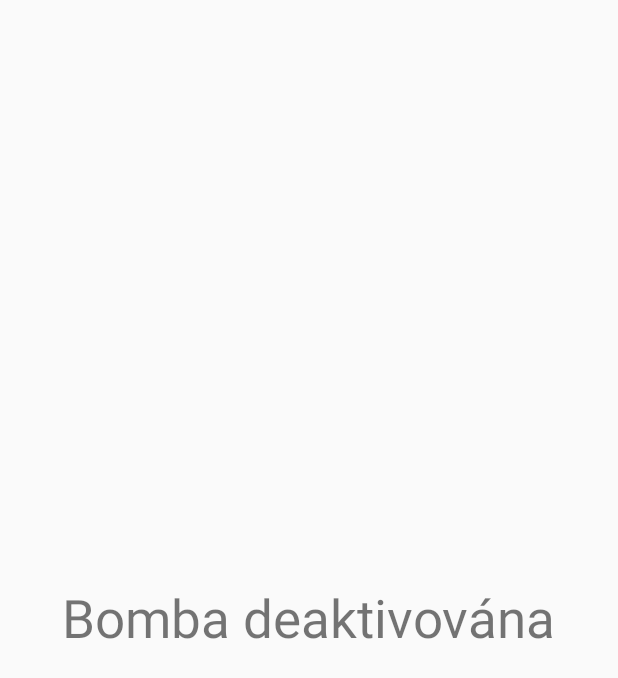
After one commit to tomskra/napskaut-bomb, an Android app: the SuccessActivity screen opened directly, with no data from a screen before it, on a phone screen of 412 x 824 dp. The commit adds this screen. Shown: the top 678 px of the screen. Run offline under Robolectric (Android 15) with nearby library versions, the phone set to English and light mode, and no system bars.

Commit message:
success & explosion

```diff
--- a/app/build.gradle
+++ b/app/build.gradle
@@ -8,7 +8,7 @@ android {
         applicationId "com.tomskra.bomb"
         minSdkVersion 15
         targetSdkVersion 24
-        versionCode 2
+        versionCode 3
         versionName "1.0"
     }
     buildTypes {
@@ -22,4 +22,5 @@ android {
 dependencies {
     compile fileTree(dir: 'libs', include: ['*.jar'])
     compile 'com.android.support:appcompat-v7:24.0.0'
+    compile 'pl.droidsonroids.gif:android-gif-drawable:1.1.17'
 }
--- /dev/null
+++ b/app/src/main/java/com/tomskra/bomb/SuccessActivity.java
@@ -0,0 +1,13 @@
+package com.tomskra.bomb;
+
+import android.support.v7.app.AppCompatActivity;
+import android.os.Bundle;
+
+public class SuccessActivity extends AppCompatActivity {
+
+    @Override
+    protected void onCreate(Bundle savedInstanceState) {
+        super.onCreate(savedInstanceState);
+        setContentView(R.layout.activity_success);
+    }
+}
--- a/app/src/main/res/layout/activity_main.xml
+++ b/app/src/main/res/layout/activity_main.xml
@@ -8,6 +8,7 @@
     <TextView android:layout_width="wrap_content"
         android:layout_height="wrap_content"
         android:id="@+id/textView"
+        android:textSize="28sp"
         android:layout_alignRight="@+id/button3"
         android:layout_alignEnd="@+id/button3"
         android:layout_alignParentLeft="true"
--- /dev/null
+++ b/app/src/main/res/layout/activity_success.xml
@@ -0,0 +1,20 @@
+<?xml version="1.0" encoding="utf-8"?>
+<RelativeLayout xmlns:android="http://schemas.android.com/apk/res/android"
+    xmlns:tools="http://schemas.android.com/tools"
+    android:layout_width="match_parent"
+    android:layout_height="match_parent"
+    android:paddingBottom="@dimen/activity_vertical_margin"
+    android:paddingLeft="@dimen/activity_horizontal_margin"
+    android:paddingRight="@dimen/activity_horizontal_margin"
+    android:paddingTop="@dimen/activity_vertical_margin"
+    tools:context="com.tomskra.bomb.SuccessActivity">
+
+    <TextView
+        android:layout_width="wrap_content"
+        android:layout_height="wrap_content"
+        android:text="Bomba deaktivována"
+        android:textSize="35sp"
+        android:id="@+id/textView2"
+        android:layout_centerVertical="true"
+        android:layout_centerHorizontal="true" />
+</RelativeLayout>
--- a/app/src/main/res/values/styles.xml
+++ b/app/src/main/res/values/styles.xml
@@ -1,7 +1,7 @@
 <resources>
 
     <!-- Base application theme. -->
-    <style name="AppTheme" parent="Theme.AppCompat.Light.DarkActionBar">
+    <style name="AppTheme" parent="Theme.AppCompat.Light.NoActionBar">
         <!-- Customize your theme here. -->
     </style>
 
```
Also changed, not shown: app/src/main/AndroidManifest.xml (+10 -4 lines), app/src/main/java/com/tomskra/bomb/ExplosionActivity.java (added, +13 -0 lines), app/src/main/java/com/tomskra/bomb/MainActivity.java (+13 -5 lines), app/src/main/java/com/tomskra/bomb/PlaySound.java (+16 -1 lines), app/src/main/res/layout/activity_explosion.xml (added, +14 -0 lines), 7 other files.
